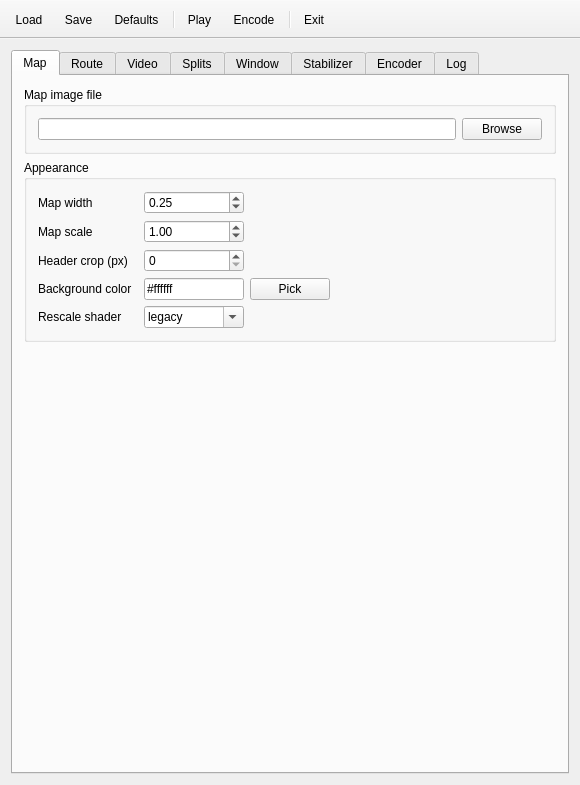
This is src/MainWindow.ui in mikoro/orientview as Qt 5 draws it before an edit. The edited form follows.
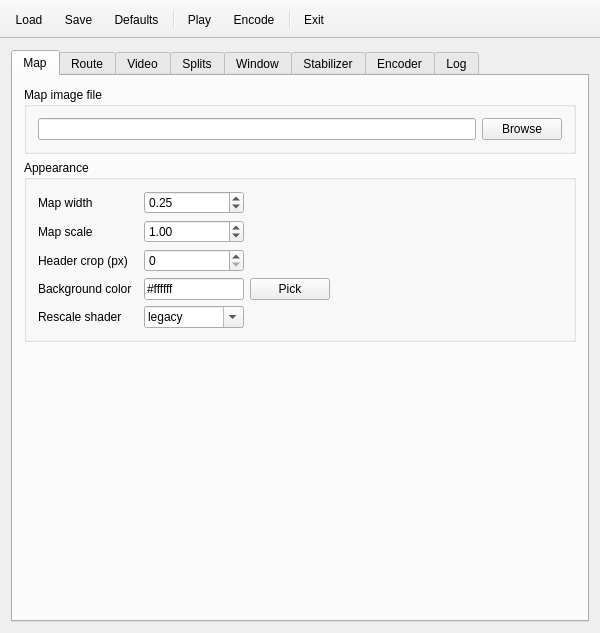
This is the edited form. Icons and pictures are not drawn.

Commit message: Made the windows resize to minimum size at start-up

```diff
--- a/src/MainWindow.ui
+++ b/src/MainWindow.ui
@@ -6,8 +6,8 @@
    <rect>
     <x>0</x>
     <y>0</y>
-    <width>580</width>
-    <height>785</height>
+    <width>600</width>
+    <height>623</height>
    </rect>
   </property>
   <property name="sizePolicy">
```
The commit also changes 3 other files.
